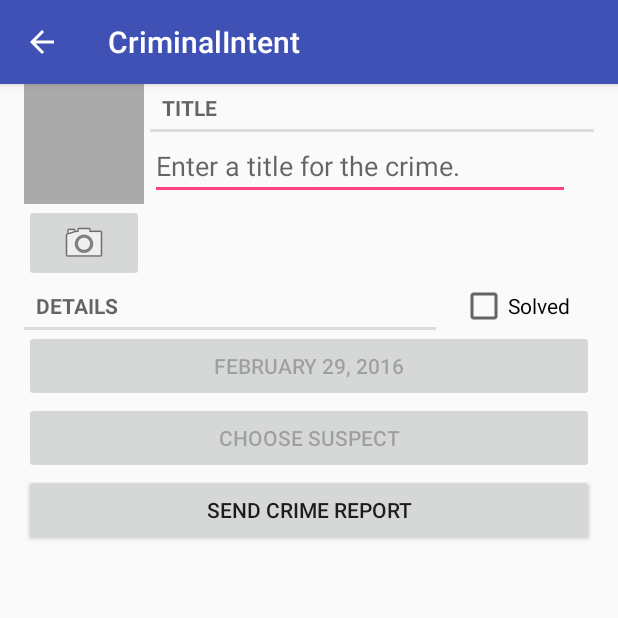
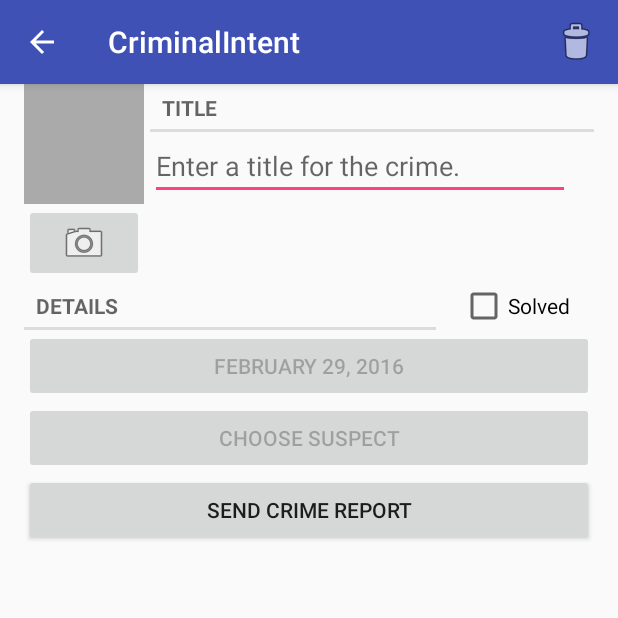
Before and after one commit to rshipp/csci448, an Android app: the CrimeFragment screen opened directly, with no data from a screen before it, on a phone screen of 412 x 824 dp, the top half of it. Run offline under Robolectric (Android 15) with nearby library versions, the phone set to English and light mode, and no system bars.

Commit message:
Add delete button
Chapter 13, challenge #1

```diff
--- a/app/src/main/java/com/rshipp/criminalintent/CrimeFragment.java
+++ b/app/src/main/java/com/rshipp/criminalintent/CrimeFragment.java
@@ -17,6 +17,9 @@
 import android.text.format.DateFormat;
 import android.util.Log;
 import android.view.LayoutInflater;
+import android.view.Menu;
+import android.view.MenuInflater;
+import android.view.MenuItem;
 import android.view.View;
 import android.view.ViewGroup;
 import android.widget.Button;
@@ -63,6 +66,8 @@
     @Override
     public void onCreate(Bundle savedInstanceState) {
         super.onCreate(savedInstanceState);
+        setHasOptionsMenu(true);
+
         Log.d(TAG, "onCreate() called");
         UUID crimeId = (UUID) getArguments().getSerializable(ARG_CRIME_ID);
 
@@ -170,6 +175,25 @@
 
         return v;
     }
+
+    @Override
+    public void onCreateOptionsMenu(Menu menu, MenuInflater inflater) {
+        super.onCreateOptionsMenu(menu, inflater);
+        inflater.inflate(R.menu.fragment_crime_view, menu);
+    }
+
+    @Override
+    public boolean onOptionsItemSelected(MenuItem item) {
+        switch (item.getItemId()) {
+            case R.id.menu_item_delete_crime:
+                CrimeLab.get(getActivity()).deleteCrime(mCrime);
+                getActivity().finish();
+                return true;
+            default:
+                return super.onOptionsItemSelected(item);
+        }
+    }
+
 
     private String getCrimeReport() {
         String solvedString = null;
--- a/app/src/main/java/com/rshipp/criminalintent/CrimeLab.java
+++ b/app/src/main/java/com/rshipp/criminalintent/CrimeLab.java
@@ -46,6 +46,10 @@
         return null;
     }
 
+    public void deleteCrime(Crime crime) {
+        mCrimes.remove(crime);
+    }
+
     public File getPhotoFile(Crime crime) {
         File externalFilesDir = mContext
                 .getExternalFilesDir(Environment.DIRECTORY_PICTURES);
--- /dev/null
+++ b/app/src/main/res/menu/fragment_crime_view.xml
@@ -0,0 +1,9 @@
+<?xml version="1.0" encoding="utf-8"?>
+<menu xmlns:android="http://schemas.android.com/apk/res/android"
+      xmlns:app="http://schemas.android.com/apk/res-auto">
+    <item
+        android:id="@+id/menu_item_delete_crime"
+        android:icon="@android:drawable/ic_menu_delete"
+        android:title="@string/delete_crime"
+        app:showAsAction="ifRoom|withText"/>
+</menu>
--- a/app/src/main/res/values/strings.xml
+++ b/app/src/main/res/values/strings.xml
@@ -7,6 +7,7 @@
     <string name="crime_solved_label">Solved</string>
     <string name="date_picker_title">Date of crime:</string>
     <string name="new_crime">New Crime</string>
+    <string name="delete_crime">Delete Crime</string>
     <string name="show_subtitle">Show Subtitle</string>
     <string name="hide_subtitle">Hide Subtitle</string>
     <string name="subtitle_format">%1$s crimes</string>
```
